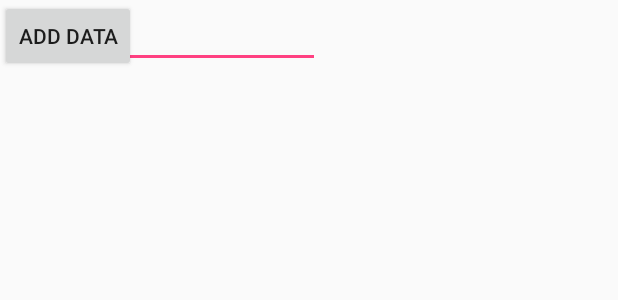
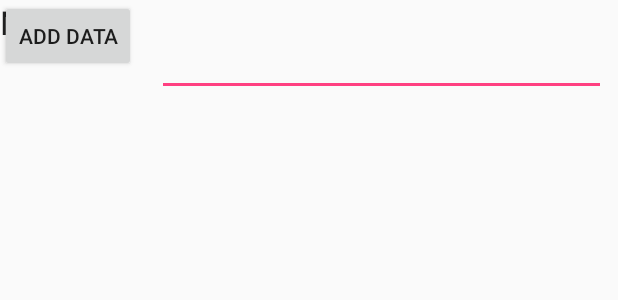
Before and after one commit to dschslava/MyContactApp, an Android app: the layout activity_main.xml on its own in the app's theme, with its tools: preview values and no code run, on a phone screen of 412 x 824 dp. Shown: the top 300 px of the screen. Run offline under Robolectric (Android 15) with nearby library versions, the phone set to English and light mode, and no system bars.

Commit message:
Bug fix
fixed aforementioned niggling issues to best of ability

```diff
--- a/app/src/main/res/layout/activity_main.xml
+++ b/app/src/main/res/layout/activity_main.xml
@@ -8,23 +8,40 @@
 
 
 
-    <EditText
-        android:id="@+id/editText"
+    <TextView
         android:layout_width="wrap_content"
         android:layout_height="wrap_content"
-        android:ems="10"
-        android:inputType="textPersonName"
-        android:text=""
-        tools:layout_editor_absoluteY="55dp"
-        android:layout_marginEnd="8dp"
-        tools:layout_editor_absoluteX="161dp" />
+        android:textAppearance="?android:attr/textAppearanceLarge"
+        android:text="Name:"
+        android:id="@+id/textView"
+        android:layout_alignParentStart="true"
+        android:layout_marginTop="78dp"
+        tools:layout_editor_absoluteY="16dp"
+        tools:layout_editor_absoluteX="0dp" />
+
+    <EditText
+        android:layout_width="299dp"
+        android:layout_height="56dp"
+        android:id="@+id/editText_Name"
+        android:layout_alignTop="@+id/textView"
+        android:layout_alignParentEnd="true"
+        android:layout_toEndOf="@+id/textView"
+        android:layout_marginRight="8dp"
+        app:layout_constraintRight_toRightOf="parent"
+        app:layout_constraintTop_toTopOf="parent"
+        android:layout_marginTop="8dp"
+        tools:layout_editor_absoluteY="-5dp"
+        tools:layout_editor_absoluteX="78dp" />
 
     <Button
-        android:id="@+id/button_add"
         android:layout_width="wrap_content"
         android:layout_height="wrap_content"
-        android:text="Add Data"
-        tools:layout_editor_absoluteX="147dp"
-        tools:layout_editor_absoluteY="398dp" />
+        android:text="ADD DATA"
+        android:id="@+id/button_add"
+        android:layout_below="@+id/editText_Name"
+        android:layout_alignParentStart="true"
+        tools:layout_editor_absoluteY="409dp"
+        tools:layout_editor_absoluteX="146dp" />
+
 
 </android.support.constraint.ConstraintLayout>
```
